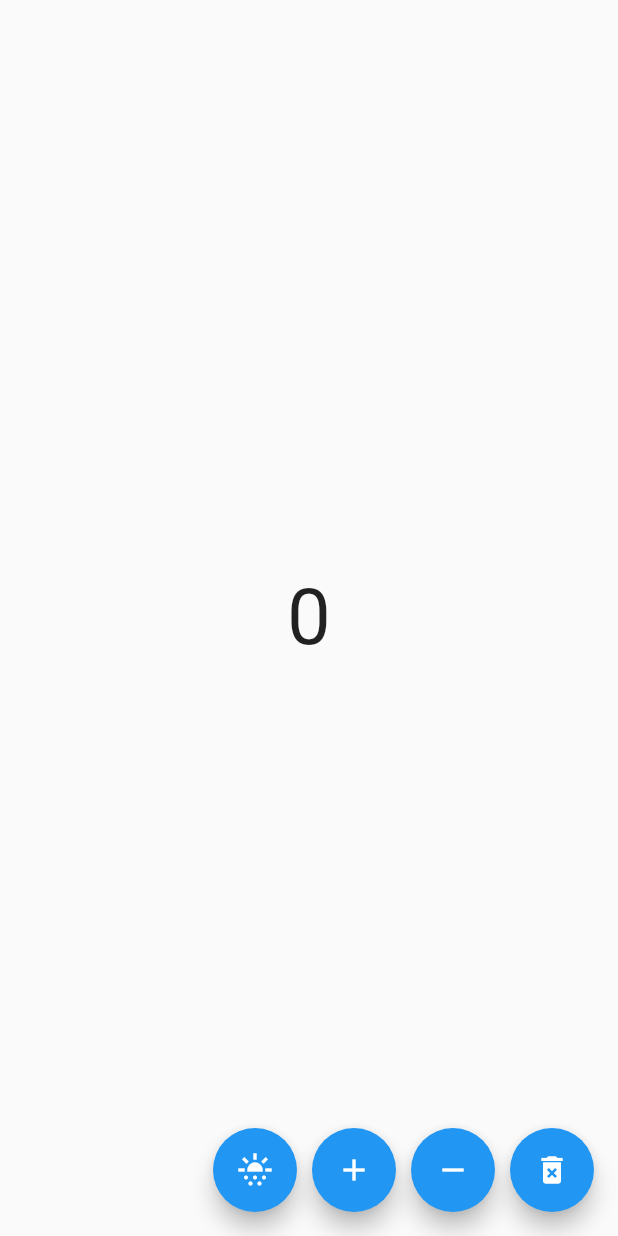
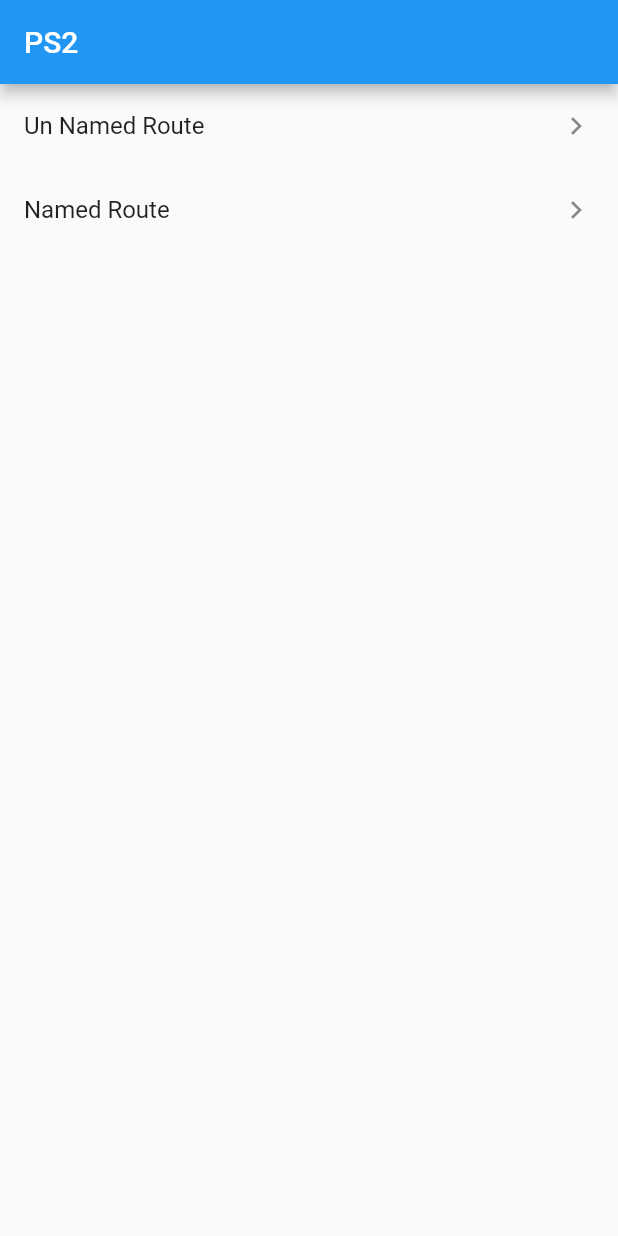
Before and after one commit to mshivkumar/flutter_bloc, a Flutter app: the screen it shows after launch, on a phone screen of 412 x 824 dp. Run offline on Flutter 3.47's test engine with Material 2 defaults, Android fonts, the phone set to English and light mode, and no system bars; our stand-ins replace bloc, equatable, flutter_bloc, hydrated_bloc.

Commit message:
added named route

```diff
--- a/lib/blocs/counter/counter_event.dart
+++ /dev/null
@@ -1,12 +0,0 @@
-part of 'counter_bloc.dart';
-
-abstract class CounterEvent extends Equatable {
-  const CounterEvent();
-
-  @override
-  List<Object> get props => [];
-}
-
-class IncrementCounterEvent extends CounterEvent {}
-
-class DecrementCounterEvent extends CounterEvent {}
--- a/lib/blocs/theme/theme_event.dart
+++ /dev/null
@@ -1,10 +0,0 @@
-part of 'theme_bloc.dart';
-
-abstract class ThemeEvent extends Equatable {
-  const ThemeEvent();
-
-  @override
-  List<Object> get props => [];
-}
-
-class ToggleThemeEvent extends ThemeEvent {}
--- a/lib/blocs/theme/theme_state.dart
+++ /dev/null
@@ -1,76 +0,0 @@
-part of 'theme_bloc.dart';
-
-enum AppTheme {
-  light,
-  dark;
-
-  String toJson() => name;
-
-  static AppTheme fromJson(String json) => values.byName(json);
-}
-
-class ThemeState extends Equatable {
-  final AppTheme appTheme;
-
-  @override
-  List<Object> get props => [appTheme];
-
-//<editor-fold desc="Data Methods">
-
-  const ThemeState({
-    required this.appTheme,
-  });
-
-  factory ThemeState.initial() {
-    return const ThemeState(appTheme: AppTheme.light);
-  }
-
-  @override
-  bool operator ==(Object other) =>
-      identical(this, other) ||
-      (other is ThemeState &&
-          runtimeType == other.runtimeType &&
-          appTheme == other.appTheme);
-
-  @override
-  int get hashCode => appTheme.hashCode;
-
-  @override
-  String toString() {
-    return 'ThemeState{ appTheme: $appTheme,}';
-  }
-
-  ThemeState copyWith({
-    AppTheme? appTheme,
-  }) {
-    return ThemeState(
-      appTheme: appTheme ?? this.appTheme,
-    );
-  }
-
-  // Map<String, dynamic> toJson() {
-  //   return {
-  //     'appTheme': appTheme,
-  //   };
-  // }
-  //
-  // factory ThemeState.fromJson(Map<String, dynamic> json) {
-  //   return ThemeState(
-  //     appTheme: json['appTheme'] as AppTheme,
-  //   );
-  // }
-
-  Map<String, dynamic> toJson() {
-    final result = <String, dynamic>{};
-    result.addAll({'appTheme': appTheme.toJson()});
-    return result;
-  }
-
-  factory ThemeState.fromJson(Map<String, dynamic> json) {
-    return ThemeState(
-      appTheme: AppTheme.fromJson(json['appTheme']),
-    );
-  }
-
-//</editor-fold>
-}
--- /dev/null
+++ b/lib/home_screen.dart
@@ -0,0 +1,54 @@
+import 'package:flutter/material.dart';
+import 'package:flutter/rendering.dart';
+import 'package:flutter_bloc/flutter_bloc.dart';
+import 'package:testapp/named_route/screens/named_home_screen.dart';
+import 'package:testapp/unnamed_route/cubit/counter/counter_cubit.dart';
+import 'package:testapp/unnamed_route/screens/unnamed_home_page.dart';
+
+class HomeScreen extends StatelessWidget {
+  const HomeScreen({Key? key}) : super(key: key);
+
+  @override
+  Widget build(BuildContext context) {
+    return Scaffold(
+      appBar: AppBar(
+        title: const Text('PS2'),
+      ),
+      body: SizedBox(
+        height: MediaQuery.of(context).size.height,
+        child: Scrollable(
+          viewportBuilder: (BuildContext context, ViewportOffset position) {
+            return Column(
+              mainAxisSize: MainAxisSize.min,
+              children: [
+                ListTile(
+                  title: const Text('Un Named Route'),
+                  onTap: () {
+                    Navigator.push(
+                      context,
+                      MaterialPageRoute(
+                        builder: (_) => BlocProvider(
+                          create: (BuildContext context) =>
+                              UnnamedCounterCubit(),
+                          child: const UnnamedHomePage(),
+                        ),
+                      ),
+                    );
+                  },
+                  trailing: const Icon(Icons.navigate_next),
+                ),
+                ListTile(
+                  title: const Text('Named Route'),
+                  onTap: () {
+                    Navigator.pushNamed(context, NamedHomeScreen.routeName);
+                  },
+                  trailing: const Icon(Icons.navigate_next),
+                ),
+              ],
+            );
+          },
+        ),
+      ),
+    );
+  }
+}
--- a/lib/main.dart
+++ b/lib/main.dart
@@ -3,9 +3,14 @@ import 'package:flutter/material.dart';
 import 'package:flutter_bloc/flutter_bloc.dart';
 import 'package:hydrated_bloc/hydrated_bloc.dart';
 import 'package:path_provider/path_provider.dart';
-import 'package:testapp/blocs/counter/counter_bloc.dart';
-import 'package:testapp/blocs/theme/theme_bloc.dart';
-import 'package:testapp/screens/home_page.dart';
+import 'package:testapp/named_route/cubit/counter/counter_cubit.dart';
+import 'package:testapp/named_route/screens/named_home_screen.dart';
+import 'package:testapp/named_route/screens/named_show_counter_screen.dart';
+import 'package:testapp/unnamed_route/cubit/counter/counter_cubit.dart';
+import 'package:testapp/unnamed_route/screens/unamed_show_counter_screen.dart';
+import 'package:testapp/unnamed_route/screens/unnamed_home_page.dart';
+
+import 'home_screen.dart';
 
 void main() async {
   WidgetsFlutterBinding.ensureInitialized();
@@ -16,26 +21,38 @@ void main() async {
   runApp(const MyApp());
 }
 
-class MyApp extends StatelessWidget {
+class MyApp extends StatefulWidget {
   const MyApp({super.key});
+
+  @override
+  State<MyApp> createState() => _MyAppState();
+}
+
+class _MyAppState extends State<MyApp> {
+  final NamedCounterCubit _namedCounterCubit = NamedCounterCubit();
 
   // This widget is the root of your application.
   @override
   Widget build(BuildContext context) {
-    return MultiBlocProvider(
-      providers: [
-        BlocProvider(create: (context) => CounterBloc()),
-        BlocProvider(create: (context) => ThemeBloc()),
-      ],
-      child: Builder(builder: (context) {
-        return MaterialApp(
-          title: 'Flutter Demo',
-          theme: (context.watch<ThemeBloc>().state.appTheme == AppTheme.light)
-              ? ThemeData.light()
-              : ThemeData.dark(),
-          home: const HomePage(),
-        );
-      }),
+    return MaterialApp(
+      title: 'Flutter Demo',
+      theme: ThemeData.light(),
+      home: const HomeScreen(),
+      routes: {
+        UnnamedHomePage.routeName: (ctx) => const UnnamedHomePage(),
+        UnnamedShowCounterScreen.routeName: (ctx) =>
+            const UnnamedShowCounterScreen(),
+        NamedHomeScreen.routeName: (ctx) => BlocProvider.value(
+            value: _namedCounterCubit, child: const NamedHomeScreen()),
+        NamedShowCounterScreen.routeName: (ctx) => BlocProvider.value(
+            value: _namedCounterCubit, child: const NamedShowCounterScreen()),
+      },
     );
   }
+
+  @override
+  void dispose() {
+    _namedCounterCubit.close();
+    super.dispose();
+  }
 }
--- /dev/null
+++ b/lib/named_route/cubit/counter/counter_cubit.dart
@@ -0,0 +1,12 @@
+import 'package:bloc/bloc.dart';
+import 'package:equatable/equatable.dart';
+
+part 'counter_state.dart';
+
+class NamedCounterCubit extends Cubit<NamedCounterState> {
+  NamedCounterCubit() : super(NamedCounterState.initial());
+
+  void incrementCounter() {
+    emit(state.copyWith(counter: state.counter + 1));
+  }
+}
--- /dev/null
+++ b/lib/named_route/cubit/counter/counter_state.dart
@@ -0,0 +1,55 @@
+part of 'counter_cubit.dart';
+
+class NamedCounterState extends Equatable {
+  final int counter;
+
+  @override
+  List<Object> get props => [counter];
+
+//<editor-fold desc="Data Methods">
+
+  const NamedCounterState({
+    required this.counter,
+  });
+
+  factory NamedCounterState.initial() {
+    return const NamedCounterState(counter: 0);
+  }
+
+  @override
+  bool operator ==(Object other) =>
+      identical(this, other) ||
+      (other is NamedCounterState &&
+          runtimeType == other.runtimeType &&
+          counter == other.counter);
+
+  @override
+  int get hashCode => counter.hashCode;
+
+  @override
+  String toString() {
+    return 'CounterState{ counter: $counter,}';
+  }
+
+  NamedCounterState copyWith({
+    int? counter,
+  }) {
+    return NamedCounterState(
+      counter: counter ?? this.counter,
+    );
+  }
+
+  Map<String, dynamic> toMap() {
+    return {
+      'counter': counter,
+    };
+  }
+
+  factory NamedCounterState.fromMap(Map<String, dynamic> map) {
+    return NamedCounterState(
+      counter: map['counter'] as int,
+    );
+  }
+
+//</editor-fold>
+}
--- a/lib/screens/home_page.dart
+++ /dev/null
@@ -1,61 +0,0 @@
-import 'package:flutter/material.dart';
-import 'package:flutter_bloc/flutter_bloc.dart';
-import 'package:hydrated_bloc/hydrated_bloc.dart';
-import 'package:testapp/blocs/counter/counter_bloc.dart';
-import 'package:testapp/blocs/theme/theme_bloc.dart';
-
-class HomePage extends StatelessWidget {
-  const HomePage({Key? key}) : super(key: key);
-
-  @override
-  Widget build(BuildContext context) {
-    return Scaffold(
-      body: Center(
-        child: Text(
-          '${context.watch<CounterBloc>().state.counter}',
-          style: const TextStyle(fontSize: 52),
-        ),
-      ),
-      floatingActionButton: Row(
-        mainAxisAlignment: MainAxisAlignment.end,
-        children: [
-          FloatingActionButton(
-            onPressed: () {
-              context.read<ThemeBloc>().add(ToggleThemeEvent());
-            },
-            child: const Icon(
-              Icons.sunny_snowing,
-            ),
-          ),
-          const SizedBox(width: 10.0),
-          FloatingActionButton(
-            onPressed: () {
-              context.read<CounterBloc>().add(IncrementCounterEvent());
-            },
-            child: const Icon(
-              Icons.add,
-            ),
-          ),
-          const SizedBox(width: 10.0),
-          FloatingActionButton(
-            onPressed: () {
-              context.read<CounterBloc>().add(DecrementCounterEvent());
-            },
-            child: const Icon(
-              Icons.remove,
-            ),
-          ),
-          const SizedBox(width: 10.0),
-          FloatingActionButton(
-            onPressed: () {
-              HydratedBloc.storage.clear();
-            },
-            child: const Icon(
-              Icons.delete_forever,
-            ),
-          )
-        ],
-      ),
-    );
-  }
-}
--- /dev/null
+++ b/lib/unnamed_route/cubit/counter/counter_cubit.dart
@@ -0,0 +1,12 @@
+import 'package:bloc/bloc.dart';
+import 'package:equatable/equatable.dart';
+
+part 'counter_state.dart';
+
+class UnnamedCounterCubit extends Cubit<UnnamedCounterState> {
+  UnnamedCounterCubit() : super(UnnamedCounterState.initial());
+
+  void incrementCounter() {
+    emit(state.copyWith(counter: state.counter + 1));
+  }
+}
--- a/lib/blocs/counter/counter_state.dart
+++ b/lib/unnamed_route/cubit/counter/counter_state.dart
@@ -1,6 +1,6 @@
-part of 'counter_bloc.dart';
+part of 'counter_cubit.dart';
 
-class CounterState extends Equatable {
+class UnnamedCounterState extends Equatable {
   final int counter;
 
   @override
@@ -8,18 +8,18 @@ class CounterState extends Equatable {
 
 //<editor-fold desc="Data Methods">
 
-  const CounterState({
+  const UnnamedCounterState({
     required this.counter,
   });
 
-  factory CounterState.initial() {
-    return const CounterState(counter: 0);
+  factory UnnamedCounterState.initial() {
+    return const UnnamedCounterState(counter: 0);
   }
 
   @override
   bool operator ==(Object other) =>
       identical(this, other) ||
-      (other is CounterState &&
+      (other is UnnamedCounterState &&
           runtimeType == other.runtimeType &&
           counter == other.counter);
 
@@ -31,26 +31,25 @@ class CounterState extends Equatable {
     return 'CounterState{ counter: $counter,}';
   }
 
-  CounterState copyWith({
+  UnnamedCounterState copyWith({
     int? counter,
   }) {
-    return CounterState(
+    return UnnamedCounterState(
       counter: counter ?? this.counter,
     );
   }
 
-  Map<String, dynamic> toJson() {
+  Map<String, dynamic> toMap() {
     return {
       'counter': counter,
     };
   }
 
-  factory CounterState.fromJson(Map<String, dynamic> json) {
-    return CounterState(
-      counter: json['counter'] as int,
+  factory UnnamedCounterState.fromMap(Map<String, dynamic> map) {
+    return UnnamedCounterState(
+      counter: map['counter'] as int,
     );
   }
 
-
 //</editor-fold>
 }
```
Also changed, not shown: lib/blocs/counter/counter_bloc.dart (deleted, +0 -43 lines), lib/blocs/theme/theme_bloc.dart (deleted, +0 -36 lines), lib/named_route/screens/named_home_screen.dart (added, +41 -0 lines), lib/named_route/screens/named_show_counter_screen.dart (added, +23 -0 lines), lib/unnamed_route/screens/unamed_show_counter_screen.dart (added, +24 -0 lines), lib/unnamed_route/screens/unnamed_home_page.dart (added, +44 -0 lines).
